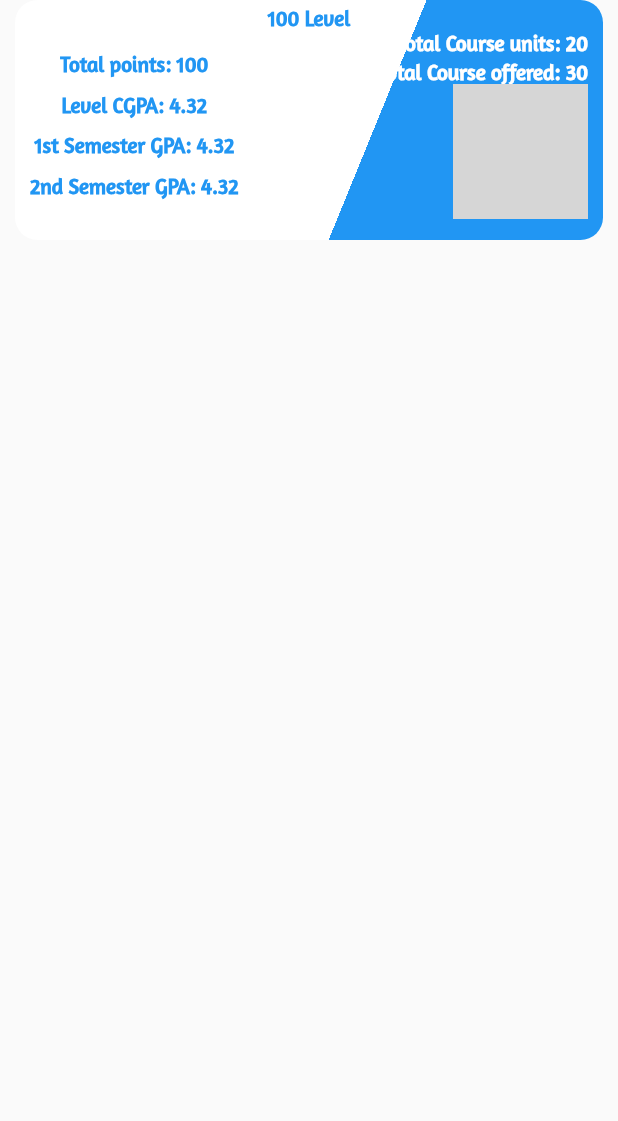
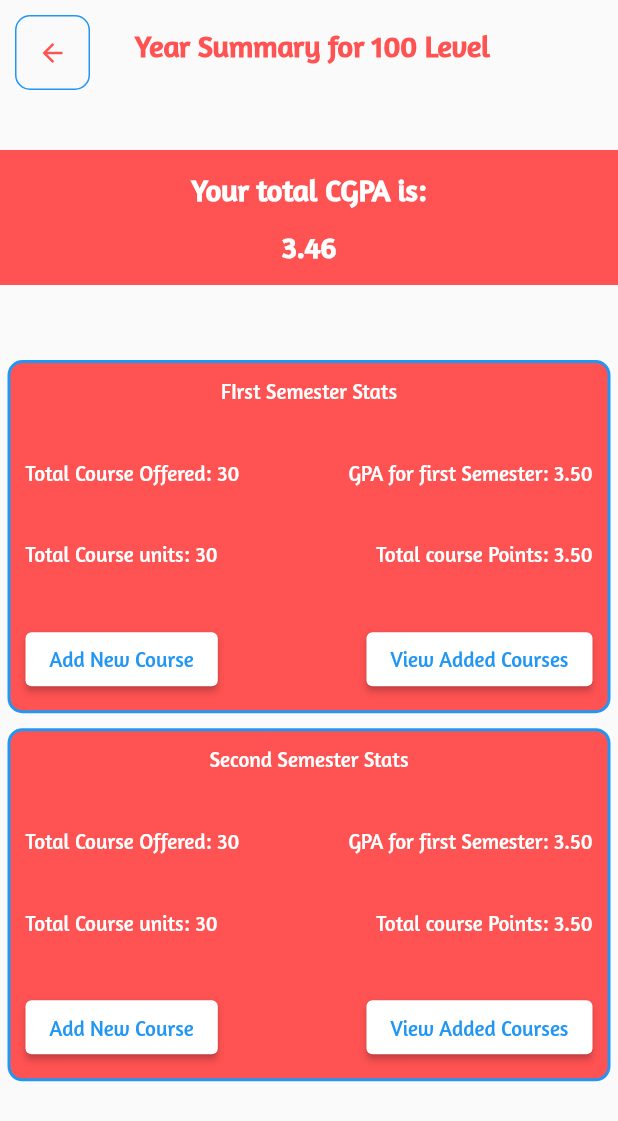
Before and after one commit to Ambrosekol/cgpa_calculator_app, a Flutter app: the YearCard widget shown alone on an empty page, opened directly with empty values, after a tap on "100 Level", on a phone screen of 412 x 824 dp. Shown: the top 1121 px of the screen. Run offline on Flutter 3.47's test engine with Material 2 defaults, Android fonts, the phone set to English and light mode, and no system bars; our stand-ins replace fl_chart, lottie; grey boxes are pictures that could not be loaded.

Commit message:
added yearSummary screen

```diff
--- /dev/null
+++ b/lib/screens/yearsummary.dart
@@ -0,0 +1,200 @@
+import 'package:flutter/material.dart';
+
+class YearSummary extends StatefulWidget {
+  const YearSummary({super.key, required this.id});
+  final int id;
+
+  @override
+  State<YearSummary> createState() => _YearSummaryState();
+}
+
+class _YearSummaryState extends State<YearSummary> {
+  @override
+  Widget build(BuildContext context) {
+    return Scaffold(
+      body: SafeArea(
+        child: Column(
+          crossAxisAlignment: CrossAxisAlignment.center,
+          children: [
+            Row(
+              //  mainAxisAlignment: MainAxisAlignment.spaceBetween,
+              children: [
+                Container(
+                  margin: const EdgeInsets.only(top: 10.0, left: 10.0),
+                  decoration: BoxDecoration(
+                    border: Border.all(color: Colors.blue),
+                    borderRadius: BorderRadius.circular(10),
+                  ),
+                  child: IconButton(
+                    onPressed: () => Navigator.pop(context),
+                    icon: const Icon(
+                      Icons.arrow_back,
+                      size: 20,
+                      color: Colors.redAccent,
+                    ),
+                  ),
+                ),
+                Container(
+                  margin: const EdgeInsets.only(left: 30.0),
+                  alignment: Alignment.center,
+                  child: Text(
+                    'Year Summary for ${widget.id + 1}00 Level',
+                    textAlign: TextAlign.end,
+                    style: const TextStyle(
+                      fontSize: 20,
+                      fontWeight: FontWeight.bold,
+                      color: Colors.redAccent,
+                      fontFamily: 'Amaranth',
+                    ),
+                  ),
+                ),
+              ],
+            ),
+            const SizedBox(height: 40.0),
+            Container(
+              width: MediaQuery.of(context).size.width,
+              height: 90.0,
+              decoration: BoxDecoration(
+                color: Colors.redAccent,
+              ),
+              child: Column(
+                mainAxisAlignment: MainAxisAlignment.spaceEvenly,
+                crossAxisAlignment: CrossAxisAlignment.center,
+                children: [
+                  Text(
+                    'Your total CGPA is:',
+                    textAlign: TextAlign.end,
+                    style: const TextStyle(
+                      fontSize: 20,
+                      fontWeight: FontWeight.bold,
+                      color: Colors.white,
+                      fontFamily: 'Amaranth',
+                    ),
+                  ),
+                  Text(
+                    '3.46',
+                    style: const TextStyle(
+                      fontSize: 20,
+                      fontWeight: FontWeight.bold,
+                      color: Colors.white,
+                      fontFamily: 'Amaranth',
+                    ),
+                  )
+                ],
+              ),
+            ),
+            const SizedBox(height: 50.0),
+            semesterCard(1),
+            const SizedBox(height: 10.0),
+            semesterCard(2),
+          ],
+        ),
+      ),
+    );
+  }
+
+  Widget semesterCard(int semesterID) {
+    return Container(
+      height: MediaQuery.of(context).size.height / 3.5,
+      margin: const EdgeInsets.only(left: 5.0, right: 5.0),
+      padding: const EdgeInsets.all(10),
+      decoration: BoxDecoration(
+        color: Colors.redAccent,
+        borderRadius: BorderRadius.circular(10),
+        border: Border.all(color: Colors.blue, width: 2.0),
+      ),
+      child: Column(
+        mainAxisAlignment: MainAxisAlignment.spaceBetween,
+        children: [
+          Text(
+            (semesterID == 1)
+                ? 'FIrst Semester Stats'
+                : 'Second Semester Stats',
+            style: const TextStyle(
+              fontSize: 14,
+              color: Colors.white,
+              fontFamily: 'Amaranth',
+            ),
+          ),
+          Row(
+            mainAxisAlignment: MainAxisAlignment.spaceBetween,
+            children: [
+              Text(
+                'Total Course Offered: 30',
+                style: TextStyle(
+                  fontSize: 14,
+                  color: Colors.white,
+                  fontFamily: 'Amaranth',
+                ),
+              ),
+              Text(
+                'GPA for first Semester: 3.50',
+                style: TextStyle(
+                  fontSize: 14,
+                  color: Colors.white,
+                  fontFamily: 'Amaranth',
+                ),
+              )
+            ],
+          ),
+          Row(
+            mainAxisAlignment: MainAxisAlignment.spaceBetween,
+            children: [
+              Text(
+                'Total Course units: 30',
+                style: TextStyle(
+                  fontSize: 14,
+                  color: Colors.white,
+                  fontFamily: 'Amaranth',
+                ),
+              ),
+              Text(
+                'Total course Points: 3.50',
+                style: TextStyle(
+                  fontSize: 14,
+                  color: Colors.white,
+                  fontFamily: 'Amaranth',
+                ),
+              )
+            ],
+          ),
+          Row(
+            mainAxisAlignment: MainAxisAlignment.spaceBetween,
+            children: [
+              ElevatedButton(
+                onPressed: () {},
+                child: Text(
+                  'Add New Course',
+                  style: TextStyle(
+                    fontSize: 14,
+                    color: Colors.blue,
+                    fontFamily: 'Amaranth',
+                  ),
+                ),
+                style: ButtonStyle(
+                  backgroundColor: MaterialStateProperty.resolveWith(
+                      (states) => Colors.white),
+                ),
+              ),
+              ElevatedButton(
+                onPressed: () {},
+                child: Text(
+                  'View Added Courses',
+                  style: TextStyle(
+                    fontSize: 14,
+                    color: Colors.blue,
+                    fontFamily: 'Amaranth',
+                  ),
+                ),
+                style: ButtonStyle(
+                  backgroundColor: MaterialStateProperty.resolveWith(
+                      (states) => Colors.white),
+                ),
+              ),
+            ],
+          ),
+        ],
+      ),
+    );
+  }
+}
--- a/lib/widget/yearcard.dart
+++ b/lib/widget/yearcard.dart
@@ -1,4 +1,6 @@
 import 'package:flutter/material.dart';
+
+import '../screens/yearsummary.dart';
 
 class YearCard extends StatefulWidget {
   const YearCard({Key? key, required this.id}) : super(key: key);
@@ -15,6 +17,11 @@ class _YearCardState extends State<YearCard> {
     return GestureDetector(
       onTap: () {
         //edit each level
+
+        Navigator.push(
+            context,
+            MaterialPageRoute(
+                builder: (context) => YearSummary(id: widget.id)));
       },
       child: Container(
         margin: (widget.id == 0)
```
Also changed, not shown: pubspec.lock.
